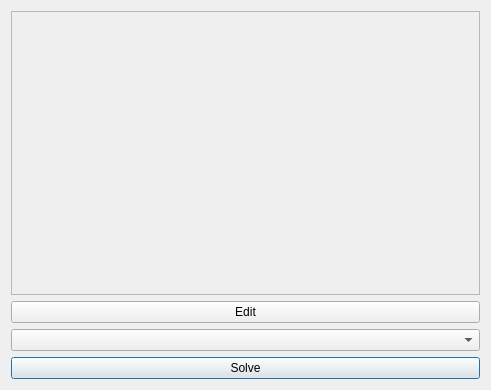
The window that taskwindow.ui (idmit/solver) describes before a commit, drawn with Qt 5.
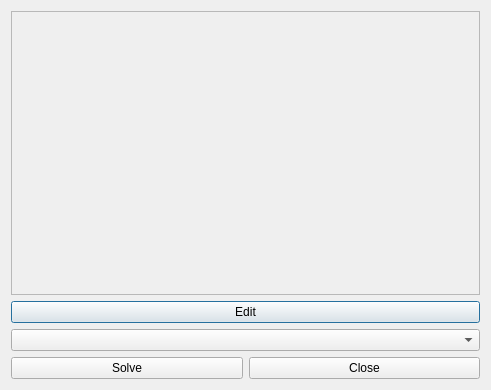
The same window after the commit.

Commit message: added close button to the task window

What changed in the file:
```diff
--- a/taskwindow.ui
+++ b/taskwindow.ui
@@ -13,11 +13,8 @@
   <property name="windowTitle">
    <string>Dialog</string>
   </property>
-  <layout class="QGridLayout" name="gridLayout">
-   <item row="2" column="0">
-    <widget class="QComboBox" name="solutionMethodsCombo"/>
-   </item>
-   <item row="0" column="0">
+  <layout class="QVBoxLayout" name="verticalLayout_2">
+   <item>
     <widget class="QScrollArea" name="scrollArea">
      <property name="widgetResizable">
       <bool>true</bool>
@@ -52,20 +49,34 @@
      </widget>
     </widget>
    </item>
-   <item row="3" column="0">
-    <widget class="QPushButton" name="solveButton">
-     <property name="text">
-      <string>Solve</string>
-     </property>
-    </widget>
-   </item>
-   <item row="1" column="0">
+   <item>
     <widget class="QPushButton" name="editButton">
      <property name="text">
       <string>Edit</string>
      </property>
     </widget>
    </item>
+   <item>
+    <widget class="QComboBox" name="solutionMethodsCombo"/>
+   </item>
+   <item>
+    <layout class="QHBoxLayout" name="horizontalLayout">
+     <item>
+      <widget class="QPushButton" name="solveButton">
+       <property name="text">
+        <string>Solve</string>
+       </property>
+      </widget>
+     </item>
+     <item>
+      <widget class="QPushButton" name="closeButton">
+       <property name="text">
+        <string>Close</string>
+       </property>
+      </widget>
+     </item>
+    </layout>
+   </item>
   </layout>
  </widget>
  <resources/>
```
Left out of the diff: 2 changed lines with no effect on the pictures. The commit also changes 2 other files.
